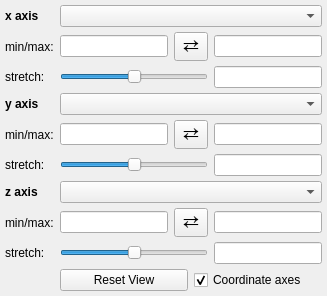
Above: glue_vispy_viewers/common/viewer_options.ui from glue-viz/glue-vispy-viewers before the change. Below: the same form after it.
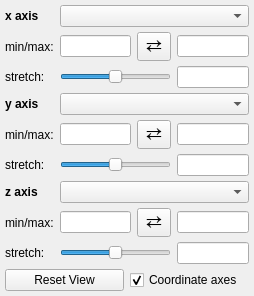
That is the form after the change.

Commit message: Further optimizations to common viewer options

```diff
--- a/glue_vispy_viewers/common/viewer_options.ui
+++ b/glue_vispy_viewers/common/viewer_options.ui
@@ -6,7 +6,7 @@
    <rect>
     <x>0</x>
     <y>0</y>
-    <width>327</width>
+    <width>254</width>
     <height>279</height>
    </rect>
   </property>
@@ -46,27 +46,6 @@
      </property>
     </widget>
    </item>
-   <item row="10" column="3" colspan="3">
-    <layout class="QHBoxLayout" name="horizontalLayout">
-     <item>
-      <widget class="QPushButton" name="reset_button">
-       <property name="text">
-        <string>Reset View</string>
-       </property>
-      </widget>
-     </item>
-     <item>
-      <widget class="QCheckBox" name="checkbox_axes">
-       <property name="text">
-        <string>Coordinate axes</string>
-       </property>
-       <property name="checked">
-        <bool>true</bool>
-       </property>
-      </widget>
-     </item>
-    </layout>
-   </item>
    <item row="7" column="3" colspan="3">
     <widget class="QComboBox" name="combo_z_attribute"/>
    </item>
@@ -263,6 +242,27 @@
      </property>
     </widget>
    </item>
+   <item row="10" column="2" colspan="4">
+    <layout class="QHBoxLayout" name="horizontalLayout">
+     <item>
+      <widget class="QPushButton" name="reset_button">
+       <property name="text">
+        <string>Reset View</string>
+       </property>
+      </widget>
+     </item>
+     <item>
+      <widget class="QCheckBox" name="checkbox_axes">
+       <property name="text">
+        <string>Coordinate axes</string>
+       </property>
+       <property name="checked">
+        <bool>true</bool>
+       </property>
+      </widget>
+     </item>
+    </layout>
+   </item>
   </layout>
  </widget>
  <layoutdefault spacing="6" margin="11"/>
```
